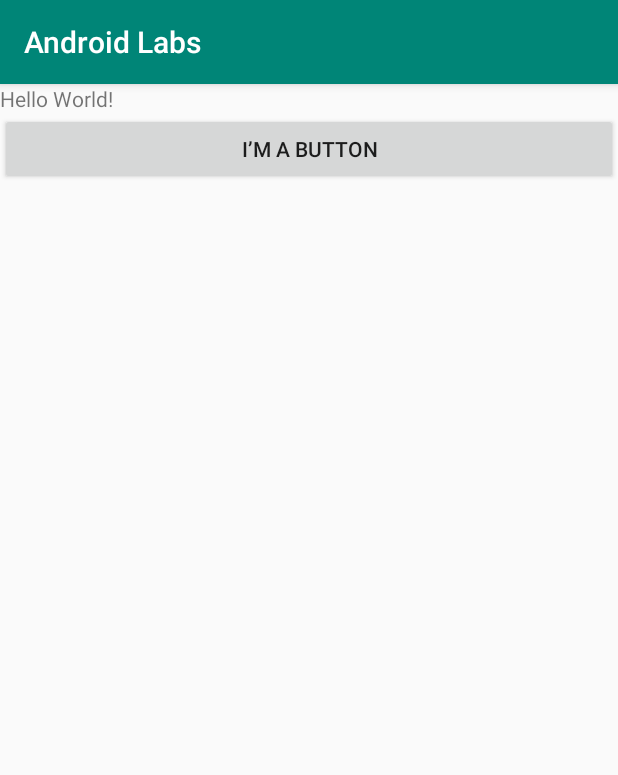
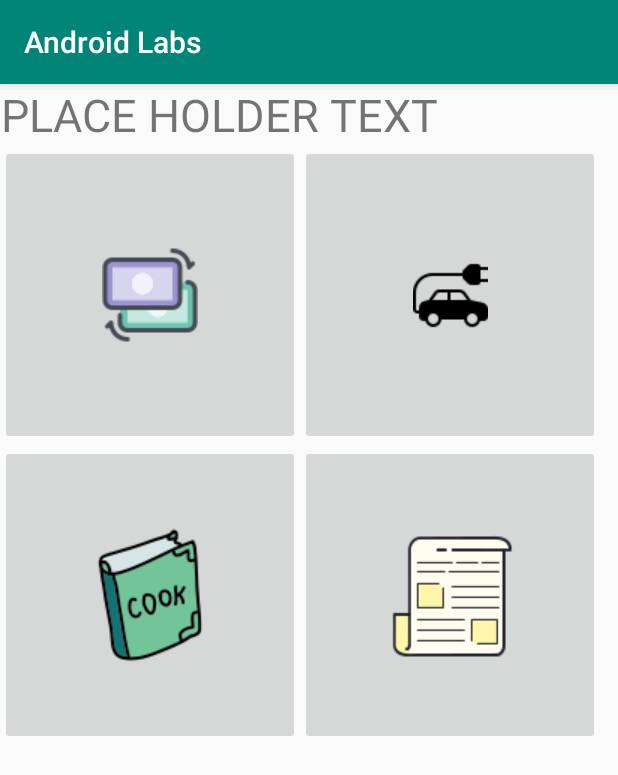
Before and after one commit to Skittles-MC/CST2335, an Android app: the screen it shows after launch (MainActivity), on a phone screen of 412 x 824 dp. Shown: the top 775 px of the screen. Run offline under Robolectric (Android 15) with nearby library versions, the phone set to English and light mode, and no system bars.

Commit message:
Base Structure of Final Project

```diff
--- a/app/src/main/AndroidManifest.xml
+++ b/app/src/main/AndroidManifest.xml
@@ -16,6 +16,12 @@
                 <category android:name="android.intent.category.LAUNCHER" />
             </intent-filter>
         </activity>
+
+        <!--        PLACEHOLDER TEXT-->
+        <activity android:name=".FoodRecipePage" />
+        <activity android:name=".NewsArticlePage" />
+        <activity android:name=".CurrencyExchangePage" />
+        <activity android:name=".CarChargerFinderPage" />
     </application>
 
 </manifest>
--- a/app/src/main/java/com/example/androidlabs/MainActivity.java
+++ b/app/src/main/java/com/example/androidlabs/MainActivity.java
@@ -1,14 +1,60 @@
 package com.example.androidlabs;
+
 
 import androidx.appcompat.app.AppCompatActivity;
 
 import android.os.Bundle;
+import android.view.View;
+import android.widget.ImageButton;
+
 
 public class MainActivity extends AppCompatActivity {
+
 
     @Override
     protected void onCreate(Bundle savedInstanceState) {
         super.onCreate(savedInstanceState);
         setContentView(R.layout.activity_main);
+
+        ImageButton electricCarChargerAPI = findViewById(R.id.charger);
+        ImageButton newsArticleAPI = findViewById(R.id.news);
+        ImageButton foodRecipeAPI = findViewById(R.id.recipe);
+        ImageButton conversionAPI = findViewById(R.id.conversionAPI);
+
+        electricCarChargerAPI.setOnClickListener(new View.OnClickListener() {
+            @Override
+            public void onClick(View view) {
+                //    Intent goToCarPage = new Intent(MainActivity.this, ChatRoomActivity.class);
+                //    startActivity(goToCarPage);
+            }
+        });
+
+
+        newsArticleAPI.setOnClickListener(new View.OnClickListener() {
+            @Override
+            public void onClick(View view) {
+//                Intent goToNewsPage = new Intent(MainActivity.this, ChatRoomActivity.class);
+//                startActivity(goToNewsPage);
+            }
+        });
+
+
+        foodRecipeAPI.setOnClickListener(new View.OnClickListener() {
+            @Override
+            public void onClick(View view) {
+//                Intent goToFoodPage = new Intent(MainActivity.this, ChatRoomActivity.class);
+//                startActivity(goToFoodPage);
+            }
+        });
+
+
+        conversionAPI.setOnClickListener(new View.OnClickListener() {
+            @Override
+            public void onClick(View view) {
+//                Intent goToConversionPage = new Intent(MainActivity.this, ChatRoomActivity.class);
+//                startActivity(goToConversionPage);
+            }
+        });
+
     }
 }
--- a/app/src/main/res/layout/activity_main.xml
+++ b/app/src/main/res/layout/activity_main.xml
@@ -1,27 +1,62 @@
 <?xml version="1.0" encoding="utf-8"?>
-<LinearLayout xmlns:android="http://schemas.android.com/apk/res/android"
+<GridLayout xmlns:android="http://schemas.android.com/apk/res/android"
     xmlns:app="http://schemas.android.com/apk/res-auto"
     xmlns:tools="http://schemas.android.com/tools"
-    android:orientation="vertical"
     android:layout_width="match_parent"
     android:layout_height="match_parent"
+    android:rowCount="3"
+    android:columnCount="2"
     tools:context=".MainActivity">
+
 
     <TextView
         android:layout_width="wrap_content"
         android:layout_height="wrap_content"
-        android:text="@string/hello_message"
-        app:layout_constraintBottom_toBottomOf="parent"
-        app:layout_constraintLeft_toLeftOf="parent"
-        app:layout_constraintRight_toRightOf="parent"
-        app:layout_constraintTop_toTopOf="parent" />
+        android:layout_row="0"
+        android:layout_column="0"
+        android:layout_columnSpan="2"
+        android:gravity="center"
+        android:text="PLACE HOLDER TEXT"
+        android:textSize="30dp" />
 
-    <Button
-        android:id="@+id/button"
-        android:layout_width="match_parent"
-        android:layout_height="wrap_content"
-        android:text="@string/ButtonText"
+    <ImageButton
+        android:id="@+id/conversionAPI"
 
+        android:layout_width="200dp"
+        android:layout_height="200dp"
+        android:layout_column="0"
+        android:layout_row="1"
+        android:src="@drawable/currencyexchange"
         />
 
-</LinearLayout>
+    <ImageButton
+        android:id="@+id/charger"
+
+        android:layout_width="200dp"
+        android:layout_height="200dp"
+        android:layout_column="1"
+        android:layout_row="1"
+        android:src="@drawable/electriccar"
+        />
+
+    <ImageButton
+        android:id="@+id/news"
+
+        android:layout_width="200dp"
+        android:layout_height="200dp"
+        android:layout_column="1"
+        android:layout_row="2"
+        android:src="@drawable/newspaper"
+        />
+
+    <ImageButton
+        android:id="@+id/recipe"
+        android:layout_width="200dp"
+        android:layout_height="200dp"
+        android:layout_column="0"
+        android:layout_row="2"
+        android:src="@drawable/cookingbook"
+        />
+
+
+</GridLayout>
```
Also changed, not shown: app/src/main/res/drawable/cookingbook.png (added), app/src/main/res/drawable/currencyexchange.png (added), app/src/main/res/drawable/electriccar.png (added), app/src/main/res/drawable/newspaper.png (added).
